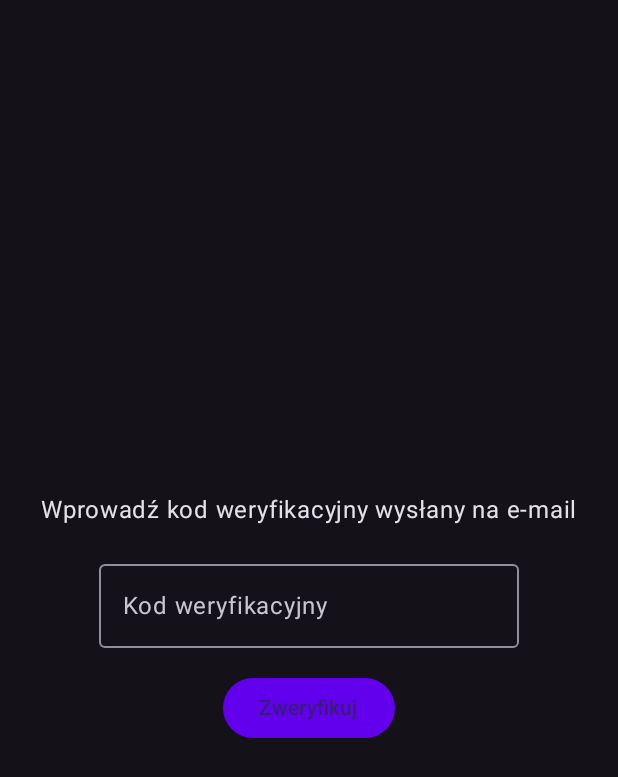
After one commit to takiktoS03/PP-Multimedia, an Android app built with Jetpack Compose: the composable VerificationScreen called with empty values, on a phone screen of 412 x 824 dp. The commit adds this screen. Shown: the top 777 px of the screen. Run offline under Robolectric (Android 15) with nearby library versions, the phone set to English and light mode, and no system bars; our stand-ins replace Firebase (no records; nobody signed in at launch, a user with empty details on screens opened directly); 1 statement that could not run was skipped.

Commit message:
kod weryfikacyjny wysyłą się z maila na maila zarejestrowanego uzytwkownika

```diff
--- a/Aplikacja mobilna/app/src/main/java/com/example/multimedia/ui/pages/LoginScreen.kt
+++ b/Aplikacja mobilna/app/src/main/java/com/example/multimedia/ui/pages/LoginScreen.kt
@@ -20,11 +20,13 @@ import androidx.compose.ui.unit.dp
 import androidx.compose.ui.unit.sp
 import com.example.multimedia.R
 import com.example.multimedia.ui.login.LoginState
+import androidx.navigation.NavController
 
 @Composable
 fun LoginScreen(
     state: LoginState,
     onEmailChange: (String) -> Unit,
+    navController: NavController,
     onPasswordChange: (String) -> Unit,
     onConfirmPasswordChange: (String) -> Unit,
     onNameChange: (String) -> Unit,
--- /dev/null
+++ b/Aplikacja mobilna/app/src/main/java/com/example/multimedia/ui/pages/VerificationScreen.kt
@@ -0,0 +1,65 @@
+package com.example.multimedia.ui.pages
+
+import androidx.compose.foundation.layout.*
+import androidx.compose.material3.*
+import androidx.compose.runtime.*
+import androidx.compose.ui.Alignment
+import androidx.compose.ui.Modifier
+import androidx.compose.ui.unit.dp
+import androidx.navigation.NavController
+import com.google.firebase.auth.FirebaseAuth
+import com.google.firebase.firestore.FirebaseFirestore
+
+@Composable
+fun VerificationScreen(navController: NavController, userId: String) {
+    var codeInput by remember { mutableStateOf("") }
+    var error by remember { mutableStateOf<String?>(null) }
+    var success by remember { mutableStateOf(false) }
+
+    Column(
+        modifier = Modifier
+            .fillMaxSize()
+            .padding(24.dp),
+        verticalArrangement = Arrangement.Center,
+        horizontalAlignment = Alignment.CenterHorizontally
+    ) {
+        Text("Wprowadź kod weryfikacyjny wysłany na e-mail")
+
+        Spacer(modifier = Modifier.height(16.dp))
+
+        OutlinedTextField(
+            value = codeInput,
+            onValueChange = { codeInput = it },
+            label = { Text("Kod weryfikacyjny") }
+        )
+
+        Spacer(modifier = Modifier.height(16.dp))
+
+        Button(onClick = {
+            val db = FirebaseFirestore.getInstance()
+            db.collection("verifications").document(userId).get()
+                .addOnSuccessListener { document ->
+                    val correctCode = document.getString("code")
+                    if (codeInput == correctCode) {
+                        db.collection("users").document(userId)
+                            .update("isVerified", true)
+                        success = true
+                    } else {
+                        error = "Niepoprawny kod"
+                    }
+                }
+        }) {
+            Text("Zweryfikuj")
+        }
+
+        if (success) {
+            Spacer(modifier = Modifier.height(16.dp))
+            Text("Kod poprawny. Konto zostało zweryfikowane!", color = MaterialTheme.colorScheme.primary)
+        }
+
+        error?.let {
+            Spacer(modifier = Modifier.height(16.dp))
+            Text(it, color = MaterialTheme.colorScheme.error)
+        }
+    }
+}
```
Also changed, not shown: Aplikacja mobilna/app/build.gradle.kts (+9 -0 lines), Aplikacja mobilna/app/src/main/java/com/example/multimedia/MainActivity.kt (+24 -6 lines), Aplikacja mobilna/app/src/main/java/com/example/multimedia/data/repository/VerificationRepository.kt (added, +65 -0 lines), Aplikacja mobilna/app/src/main/java/com/example/multimedia/ui/login/LoginViewModel.kt (+47 -5 lines), Aplikacja mobilna/gradle/libs.versions.toml (+11 -0 lines), 7 other files.
